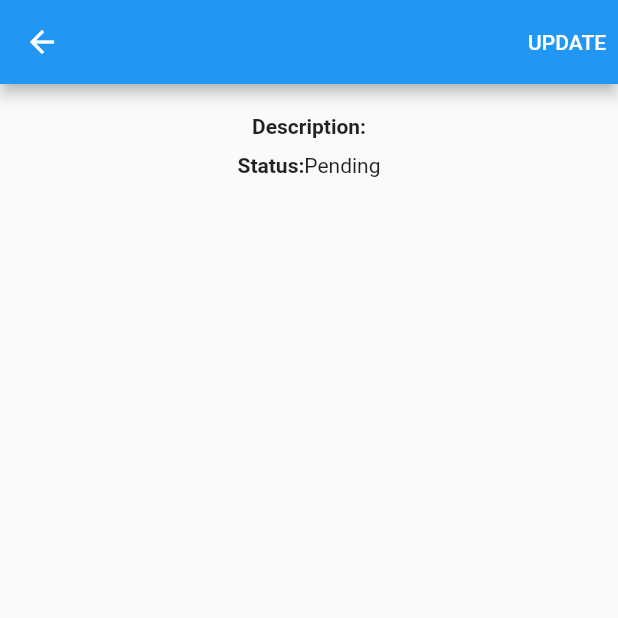
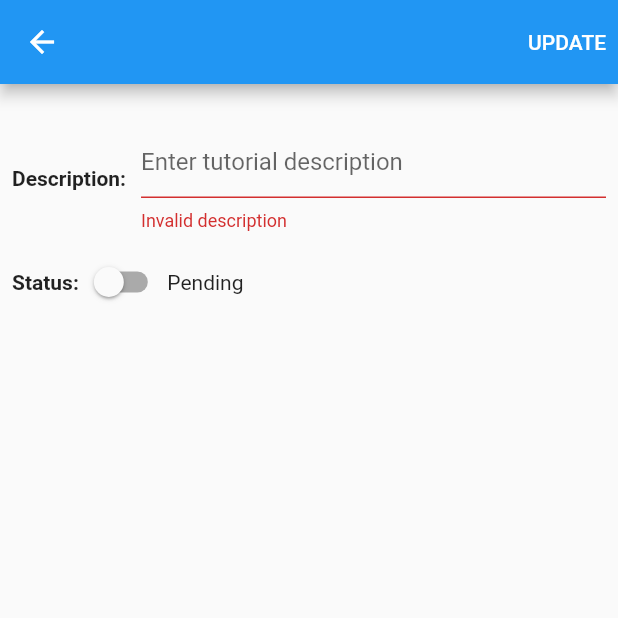
Before and after one commit to Win-Lwin-Oo/test_vue_node_crud, a Flutter app: the TutorialDetails screen opened directly with empty values, after a tap on "UPDATE", on a phone screen of 412 x 824 dp, the top half of it. Run offline on Flutter 3.47's test engine with Material 2 defaults, Android fonts, the phone set to English and light mode, and no system bars; network calls fail.

Commit message:
add update

```diff
--- a/fl_client_app/lib/model/tutorial.dart
+++ b/fl_client_app/lib/model/tutorial.dart
@@ -53,6 +53,6 @@ class Result {
 
   @override
   String toString() {
-    return '{ ${this.status}, ${this.message}';
+    return '{ ${this.status}, ${this.message} }';
   }
 }
--- a/fl_client_app/lib/ui/page/my_home_page.dart
+++ b/fl_client_app/lib/ui/page/my_home_page.dart
@@ -64,7 +64,20 @@ class _MyHomePageState extends State<MyHomePage> {
                       leading: CircleAvatar(
                         child: Text(tutorial.title.substring(0, 1).toUpperCase()),
                       ),
-                      title: Text(tutorial.title),
+                      title: Row(
+                        children: [
+                          Text(tutorial.title),
+                          Container(
+                            margin: EdgeInsets.only(left: 5.0),
+                            width: 10.0,
+                            height: 10.0,
+                            decoration: BoxDecoration(
+                                color: tutorial.published ? Colors.green : Colors.yellow,
+                                borderRadius: BorderRadius.circular(10.0)
+                            ),
+                          ),
+                        ],
+                      ),
                       trailing: InkWell(
                         child: Icon(
                           Icons.remove_circle_outline,
@@ -72,7 +85,7 @@ class _MyHomePageState extends State<MyHomePage> {
                         ),
                         onTap: () => _deleteTutorial(tutorial.id, context, index),
                       ),
-                      onTap: () => _openDetailDialog(context, tutorial.title,
+                      onTap: () => _openDetailDialog(context, tutorial.id, tutorial.title,
                           tutorial.description, tutorial.published),
                     );
                   },
@@ -126,11 +139,11 @@ class _MyHomePageState extends State<MyHomePage> {
   }
 
   void _openDetailDialog(
-      BuildContext context, String title, String description, bool published) {
+      BuildContext context, int id, String title, String description, bool published) {
     Navigator.of(context).push(new MaterialPageRoute<Null>(
         builder: (BuildContext context) {
           return new TutorialDetails(
-              title: title, description: description, published: published);
+              id: id, title: title, description: description, published: published);
         },
         fullscreenDialog: true));
   }
--- a/fl_client_app/lib/ui/widget/tutorial_details.dart
+++ b/fl_client_app/lib/ui/widget/tutorial_details.dart
@@ -1,12 +1,16 @@
+import 'package:fl_client_app/model/tutorial.dart';
+import 'package:fl_client_app/services/tutorial_data_services.dart';
 import 'package:flutter/material.dart';
 
 class TutorialDetails extends StatefulWidget {
   const TutorialDetails(
       {Key? key,
+      required this.id,
       required this.title,
       required this.description,
       required this.published})
       : super(key: key);
+  final int id;
   final String title;
   final String description;
   final bool published;
@@ -16,47 +20,125 @@ class TutorialDetails extends StatefulWidget {
 }
 
 class _TutorialDetailsState extends State<TutorialDetails> {
+  TutorialDataServices tutorialDataServices = new TutorialDataServices();
+  int _id = 0;
+  String _title = '';
+  final TextEditingController _descriptionController =
+  new TextEditingController();
+  bool _published = false;
+  bool _descriptionInvalid = false;
   @override
   Widget build(BuildContext context) {
     return Scaffold(
       appBar: AppBar(
-        title: Text(widget.title),
+        title: Text(_title),
         actions: [
           TextButton(
-              onPressed: () => _updateTutorial,
+              onPressed: ()=>_updateTutorial(_id,context),
               child: Text('UPDATE', style: TextStyle(color: Colors.white))),
         ],
       ),
-      body: Column(
+      body: Padding(
+        padding: const EdgeInsets.all(8.0),
+        child: Column(
           children: [
             SizedBox(height: 20.0,),
             Row(
-            mainAxisAlignment: MainAxisAlignment.center,
+              mainAxisAlignment: MainAxisAlignment.spaceEvenly,
               children: [
                 Text(
                   'Description:',
                   style: TextStyle(fontWeight: FontWeight.bold),
                 ),
-              Text(widget.description),
+                SizedBox(width: 10.0,),
+                Flexible(
+                  child: TextField(
+                    controller: _descriptionController,
+                    decoration: InputDecoration(
+                      hintText: 'Enter tutorial description',
+                      errorText: _descriptionInvalid ? 'Invalid description' : null,
+                    ),
+                  ),
+                ),
               ],
             ),
             SizedBox(height: 10.0,),
             Row(
-            mainAxisAlignment: MainAxisAlignment.center,
+              mainAxisAlignment: MainAxisAlignment.start,
               children: [
                 Text(
                   'Status:',
                   style: TextStyle(fontWeight: FontWeight.bold),
                 ),
-              Text(widget.published ? 'Published' : 'Pending'),
+                Switch(
+                    value: _published,
+                    onChanged: (value) {
+                      setState(() {
+                        _published = value;
+                      });
+                    }),
+                Text(_published ? 'Published' : 'Pending'),
               ],
             )
           ],
         ),
+      ),
     );
   }
 
-  void _updateTutorial() {
+  @override
+  void initState() {
+    // TODO: implement initState
+    super.initState();
+    _parseRouteData();
+  }
 
+  void _parseRouteData(){
+    _id = widget.id;
+    _title = widget.title;
+    _descriptionController.text = widget.description;
+    _published = widget.published;
+  }
+
+  void _updateTutorial(int id, BuildContext context) {
+    setState(() {
+      if (_descriptionController.text.isEmpty) {
+        _descriptionInvalid = true;
+      } else {
+        _descriptionInvalid = false;
+      }
+    });
+    if(!_descriptionInvalid){
+
+      // PATCH no need to add all data, update specific data, not overwrite
+      // BUT, server used Sequelize to access database
+      // Sequelize update function support for both patch and update process
+      // PATCH doesn't trigger Sequelize instance hooks
+      // https://github.com/feathersjs-ecosystem/feathers-sequelize/issues/155
+      // depend on api server what used (get, put, delete, update, patch)
+      // So, api for patch is not have in server
+      // This is testing data object
+
+      // var data = {
+      //   "description": _descriptionController.text,
+      //   "published": _published
+      // };
+      // debugPrint('Update data=> $data');
+      // Future<Result> result = tutorialDataServices.patch(id, data);
+
+      // UPDATE need all data, if not have data , overwrite with NULL
+      var data = {
+        "title": _title,
+        "description": _descriptionController.text,
+        "published": _published
+      };
+      debugPrint('Update data=> $data');
+      Future<Result> result = tutorialDataServices.update(id, data);
+      result.then((value) {
+        ScaffoldMessenger.of(context).clearSnackBars();
+        ScaffoldMessenger.of(context)
+            .showSnackBar(SnackBar(content: Text(value.message)));
+      });
     }
   }
+}
```
Also changed, not shown: fl_client_app/lib/services/tutorial_data_services.dart (+9 -0 lines), fl_client_app/lib/utils/http_helper.dart (+39 -1 lines), 2 other files. Lines whose indentation alone changed are shown as unchanged.
